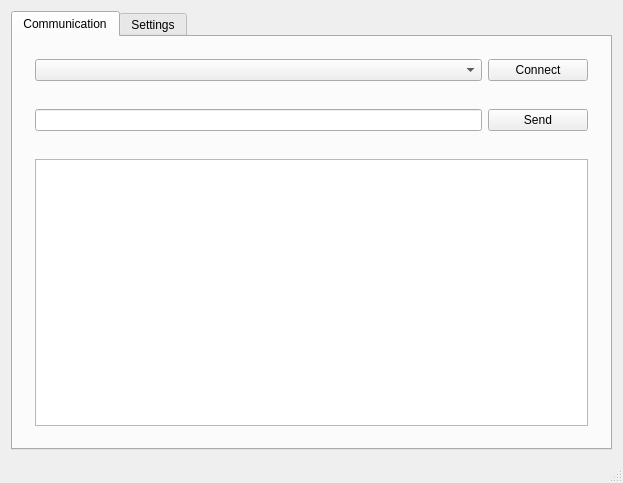
Before: the Qt Designer form ClockLED/ClockLED.ui in betaros/QtSerialCommunicator, drawn with Qt 5.
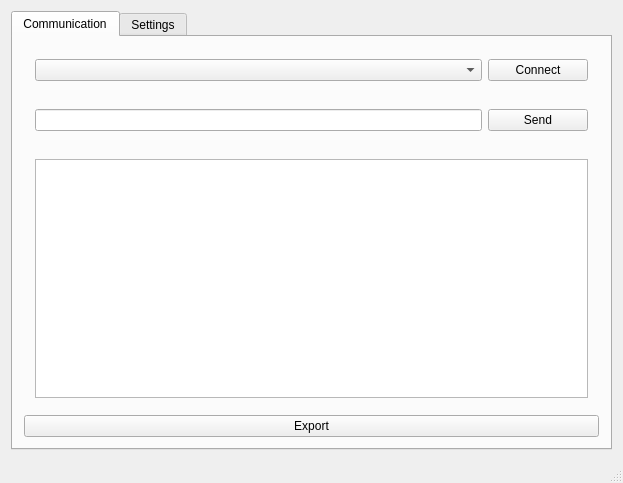
After: the same form once the commit is applied.

```diff
--- a/ClockLED/ClockLED.ui
+++ b/ClockLED/ClockLED.ui
@@ -90,6 +90,13 @@
           </layout>
          </widget>
         </item>
+        <item>
+         <widget class="QPushButton" name="ButtonExport">
+          <property name="text">
+           <string>Export</string>
+          </property>
+         </widget>
+        </item>
        </layout>
       </widget>
       <widget class="QWidget" name="tabSettings">
```
